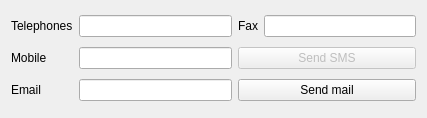
Before: the Qt Designer form global_resources/forms/subforms/generic/fullidentity/ui/xx/contact.ui in FreeHealth/freehealth, drawn with Qt 5.
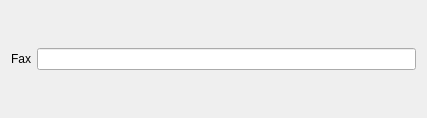
After: the same form once the commit is applied.

What changed in the file:
```diff
--- a/global_resources/forms/subforms/generic/fullidentity/ui/xx/contact.ui
+++ b/global_resources/forms/subforms/generic/fullidentity/ui/xx/contact.ui
@@ -14,63 +14,16 @@
    <string/>
   </property>
   <layout class="QGridLayout" name="gridLayout">
-   <item row="2" column="0">
-    <widget class="QLabel" name="mobileLabel">
-     <property name="text">
-      <string>Mobile</string>
-     </property>
-    </widget>
-   </item>
-   <item row="0" column="4">
+   <item row="0" column="2">
     <widget class="QLineEdit" name="faxEdit"/>
    </item>
-   <item row="0" column="0">
-    <widget class="QLabel" name="telsLabel">
-     <property name="text">
-      <string>Telephones</string>
-     </property>
-    </widget>
-   </item>
-   <item row="3" column="3" colspan="2">
-    <widget class="QPushButton" name="sendMailButton">
-     <property name="text">
-      <string>Send mail</string>
-     </property>
-    </widget>
-   </item>
-   <item row="3" column="0">
-    <widget class="QLabel" name="emailLabel">
-     <property name="text">
-      <string>Email</string>
-     </property>
-    </widget>
-   </item>
-   <item row="0" column="3">
+   <item row="0" column="1">
     <widget class="QLabel" name="faxLabel">
      <property name="text">
       <string>Fax</string>
      </property>
     </widget>
    </item>
-   <item row="0" column="1">
-    <widget class="QLineEdit" name="telsEdit"/>
-   </item>
-   <item row="2" column="1">
-    <widget class="QLineEdit" name="mobileEdit"/>
-   </item>
-   <item row="3" column="1">
-    <widget class="QLineEdit" name="emailEdit"/>
-   </item>
-   <item row="2" column="3" colspan="2">
-    <widget class="QPushButton" name="sendSmsButton">
-     <property name="enabled">
-      <bool>false</bool>
-     </property>
-     <property name="text">
-      <string>Send SMS</string>
-     </property>
-    </widget>
-   </item>
   </layout>
  </widget>
  <tabstops>
```
Left out of the diff: 2 changed lines with no effect on the pictures.
